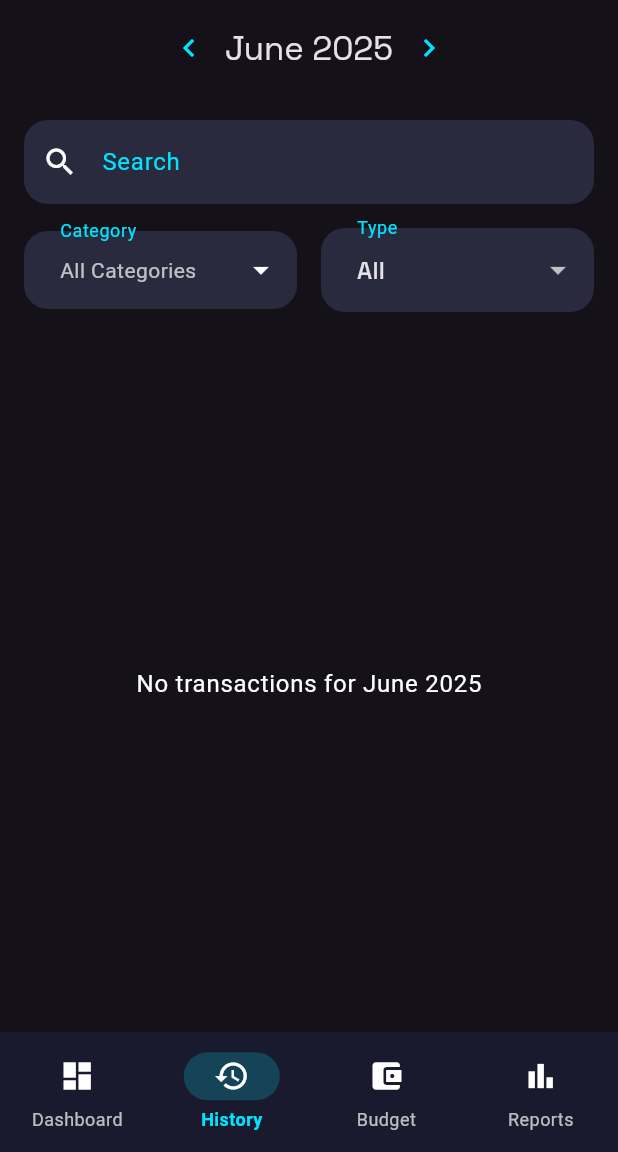
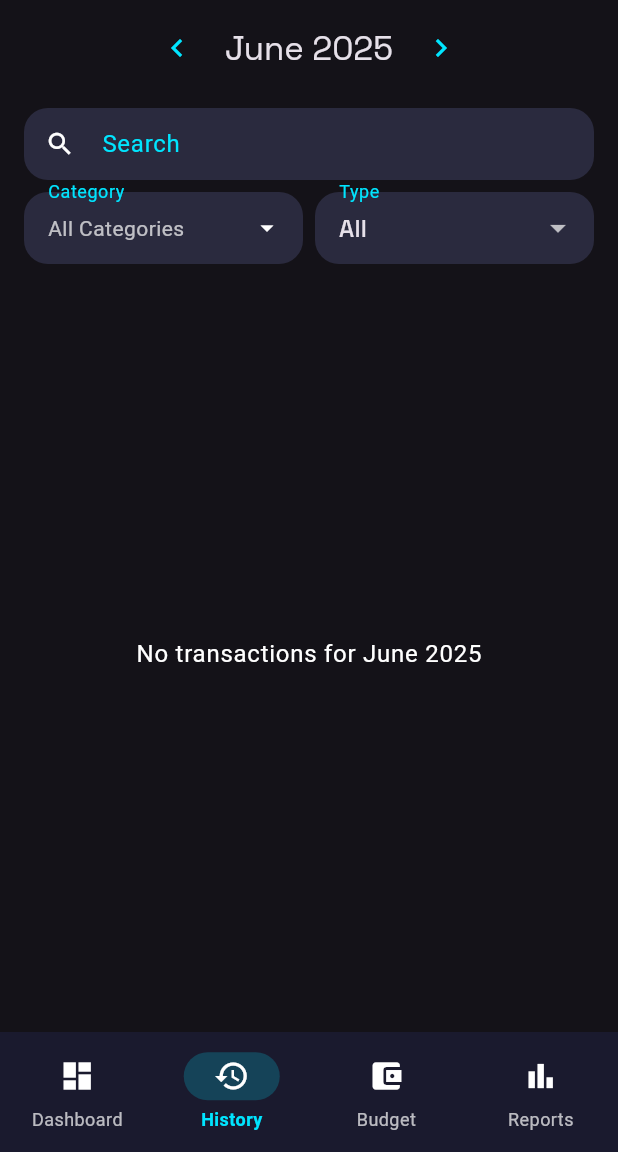
Before and after one commit to jakejonson/expense_tracker, a Flutter app: the screen it shows after launch, item 2 of the bottom bar chosen, on a phone screen of 412 x 824 dp, the part 84-1236 px from its top. Run offline on Flutter 3.47's test engine with Material 3 defaults, Android fonts, the phone set to English and light mode, and no system bars; our stand-ins replace fl_chart, flutter_local_notifications, google_fonts, share_plus, sqflite; missing offline and left inert: excel, file_selector; accounts and stored records are empty.

Commit message:
Reduced widget and filter sizes

```diff
--- a/lib/screens/history_screen.dart
+++ b/lib/screens/history_screen.dart
@@ -479,7 +479,7 @@ class _HistoryScreenState extends State<HistoryScreen> {
               onMonthChanged: _onMonthChanged,
             ),
             Padding(
-              padding: const EdgeInsets.all(16),
+              padding: const EdgeInsets.symmetric(horizontal: 16, vertical: 8),
               child: Column(
                 children: [
                   TextField(
@@ -487,11 +487,13 @@ class _HistoryScreenState extends State<HistoryScreen> {
                     decoration: InputDecoration(
                       labelText: 'Search',
                       hintText: 'Search in amounts or notes',
-                      prefixIcon: const Icon(Icons.search),
+                      prefixIcon: const Icon(Icons.search, size: 20),
                       border: const OutlineInputBorder(),
+                      contentPadding: const EdgeInsets.symmetric(
+                          horizontal: 12, vertical: 8),
                       suffixIcon: _searchController.text.isNotEmpty
                           ? IconButton(
-                              icon: const Icon(Icons.clear),
+                              icon: const Icon(Icons.clear, size: 20),
                               onPressed: () {
                                 setState(() {
                                   _searchController.clear();
@@ -502,7 +504,7 @@ class _HistoryScreenState extends State<HistoryScreen> {
                     ),
                     onChanged: (value) => setState(() {}),
                   ),
-                  const SizedBox(height: 16),
+                  const SizedBox(height: 8),
                   Row(
                     children: [
                       Expanded(
@@ -525,7 +527,9 @@ class _HistoryScreenState extends State<HistoryScreen> {
                             decoration: const InputDecoration(
                               labelText: 'Category',
                               border: OutlineInputBorder(),
-                              suffixIcon: Icon(Icons.arrow_drop_down),
+                              contentPadding: EdgeInsets.symmetric(
+                                  horizontal: 12, vertical: 8),
+                              suffixIcon: Icon(Icons.arrow_drop_down, size: 20),
                             ),
                             child: Row(
                               children: [
@@ -538,6 +542,7 @@ class _HistoryScreenState extends State<HistoryScreen> {
                                             _selectedCategory],
                                     color:
                                         Theme.of(context).colorScheme.primary,
+                                    size: 20,
                                   ),
                                   const SizedBox(width: 8),
                                 ],
@@ -547,13 +552,15 @@ class _HistoryScreenState extends State<HistoryScreen> {
                           ),
                         ),
                       ),
-                      const SizedBox(width: 16),
+                      const SizedBox(width: 8),
                       Expanded(
                         child: DropdownButtonFormField<bool?>(
                           value: _isExpense,
                           decoration: const InputDecoration(
                             labelText: 'Type',
                             border: OutlineInputBorder(),
+                            contentPadding: EdgeInsets.symmetric(
+                                horizontal: 12, vertical: 8),
                           ),
                           items: const [
                             DropdownMenuItem<bool?>(
--- a/lib/widgets/month_selector.dart
+++ b/lib/widgets/month_selector.dart
@@ -32,13 +32,19 @@ class MonthSelector extends StatelessWidget {
         }
       },
       child: Container(
-        padding: const EdgeInsets.symmetric(vertical: 8),
-        color: Theme.of(context).primaryColor.withAlpha(26),
+        padding: const EdgeInsets.symmetric(vertical: 4),
+        margin: const EdgeInsets.symmetric(vertical: 4),
+        decoration: BoxDecoration(
+          color: Theme.of(context).primaryColor.withAlpha(26),
+          borderRadius: BorderRadius.circular(8),
+        ),
         child: Row(
           mainAxisAlignment: MainAxisAlignment.center,
           children: [
             IconButton(
               icon: const Icon(Icons.chevron_left),
+              padding: EdgeInsets.zero,
+              constraints: const BoxConstraints(),
               onPressed: () {
                 onMonthChanged(DateTime(
                   selectedMonth.year,
@@ -47,12 +53,16 @@ class MonthSelector extends StatelessWidget {
                 ));
               },
             ),
+            const SizedBox(width: 8),
             Text(
               DateFormat.yMMMM().format(selectedMonth),
               style: Theme.of(context).textTheme.titleLarge,
             ),
+            const SizedBox(width: 8),
             IconButton(
               icon: const Icon(Icons.chevron_right),
+              padding: EdgeInsets.zero,
+              constraints: const BoxConstraints(),
               onPressed: () {
                 onMonthChanged(DateTime(
                   selectedMonth.year,
```
